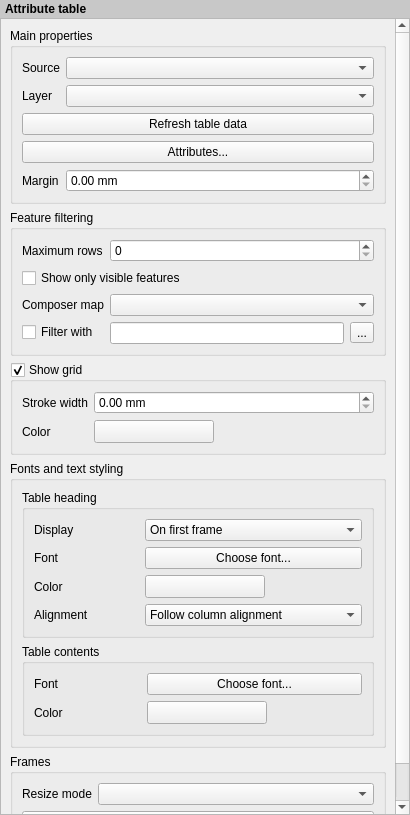
Old version of the form src/ui/qgscomposerattributetablewidgetbase.ui in the repository carsmie/QGIS.
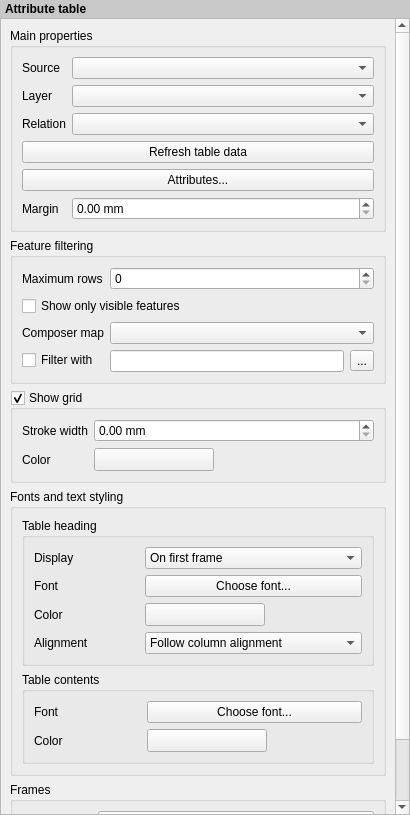
New version of the form. Icons and pictures are not drawn. Custom widgets are drawn as their Qt base class.

Commit message: [FEATURE][composer] Add option for showing child features from a relation for attribute tables in the composer. If selected, the attribute table will show all related features to the current atlas feature within the table body. Sponsored by City of Uster, Switzerland.

Diff of the .ui file:
```diff
--- a/src/ui/qgscomposerattributetablewidgetbase.ui
+++ b/src/ui/qgscomposerattributetablewidgetbase.ui
@@ -47,7 +47,7 @@
         <x>0</x>
         <y>0</y>
         <width>392</width>
-        <height>879</height>
+        <height>918</height>
        </rect>
       </property>
       <layout class="QVBoxLayout" name="mainLayout">
@@ -99,21 +99,21 @@
             </property>
            </widget>
           </item>
-          <item row="2" column="0" colspan="2">
+          <item row="4" column="0" colspan="2">
            <widget class="QPushButton" name="mRefreshPushButton">
             <property name="text">
              <string>Refresh table data</string>
             </property>
            </widget>
           </item>
-          <item row="3" column="0" colspan="2">
+          <item row="5" column="0" colspan="2">
            <widget class="QPushButton" name="mAttributesPushButton">
             <property name="text">
              <string>Attributes...</string>
             </property>
            </widget>
           </item>
-          <item row="4" column="0">
+          <item row="6" column="0">
            <widget class="QLabel" name="mMarginLabel">
             <property name="text">
              <string>Margin</string>
@@ -126,13 +126,23 @@
             </property>
            </widget>
           </item>
-          <item row="4" column="1">
+          <item row="6" column="1">
            <widget class="QDoubleSpinBox" name="mMarginSpinBox">
             <property name="suffix">
              <string> mm</string>
             </property>
            </widget>
           </item>
+          <item row="2" column="1">
+           <widget class="QComboBox" name="mRelationsComboBox"/>
+          </item>
+          <item row="2" column="0">
+           <widget class="QLabel" name="mRelationLabel">
+            <property name="text">
+             <string>Relation</string>
+            </property>
+           </widget>
+          </item>
          </layout>
         </widget>
        </item>
```
The commit also changes 14 other files.
